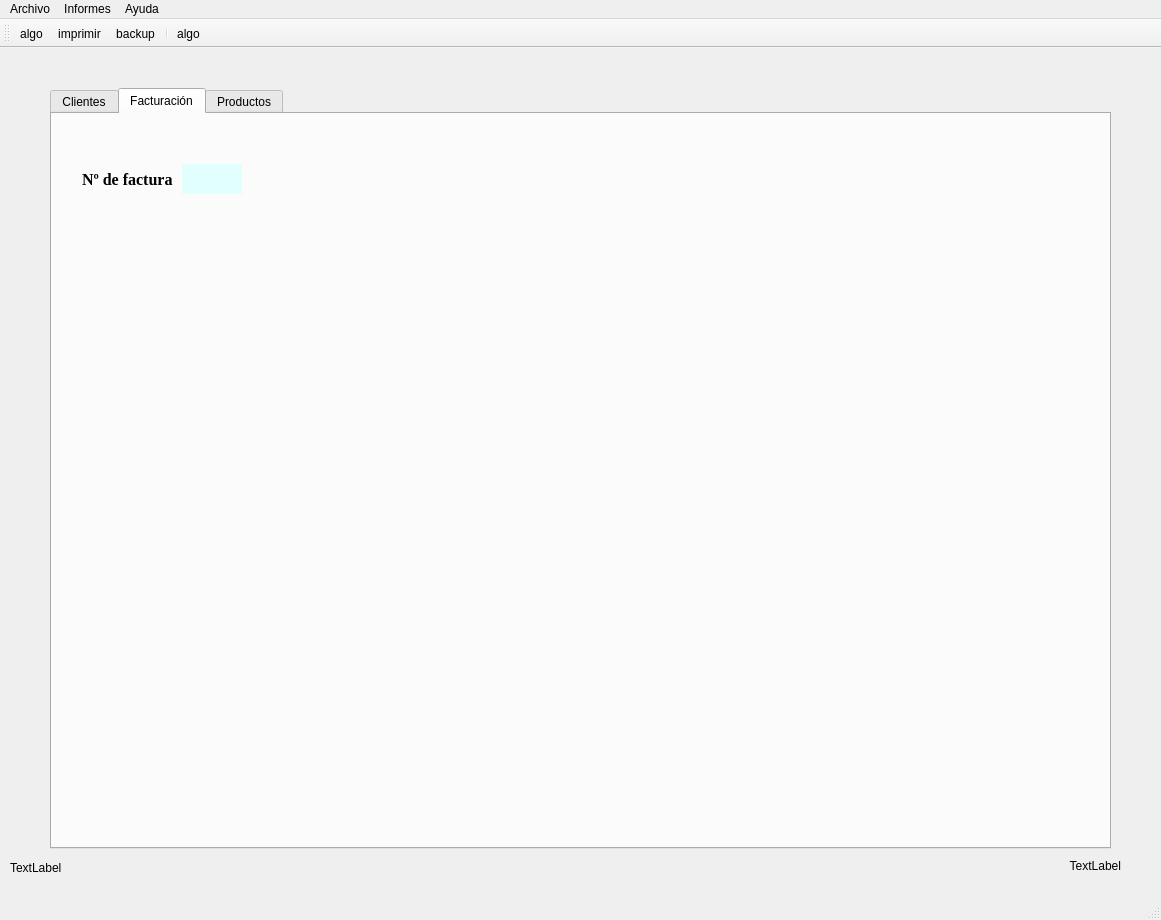
Above: Ventana.ui from roxep5/PrimerProyectoPython before the change. Below: the same form after it.
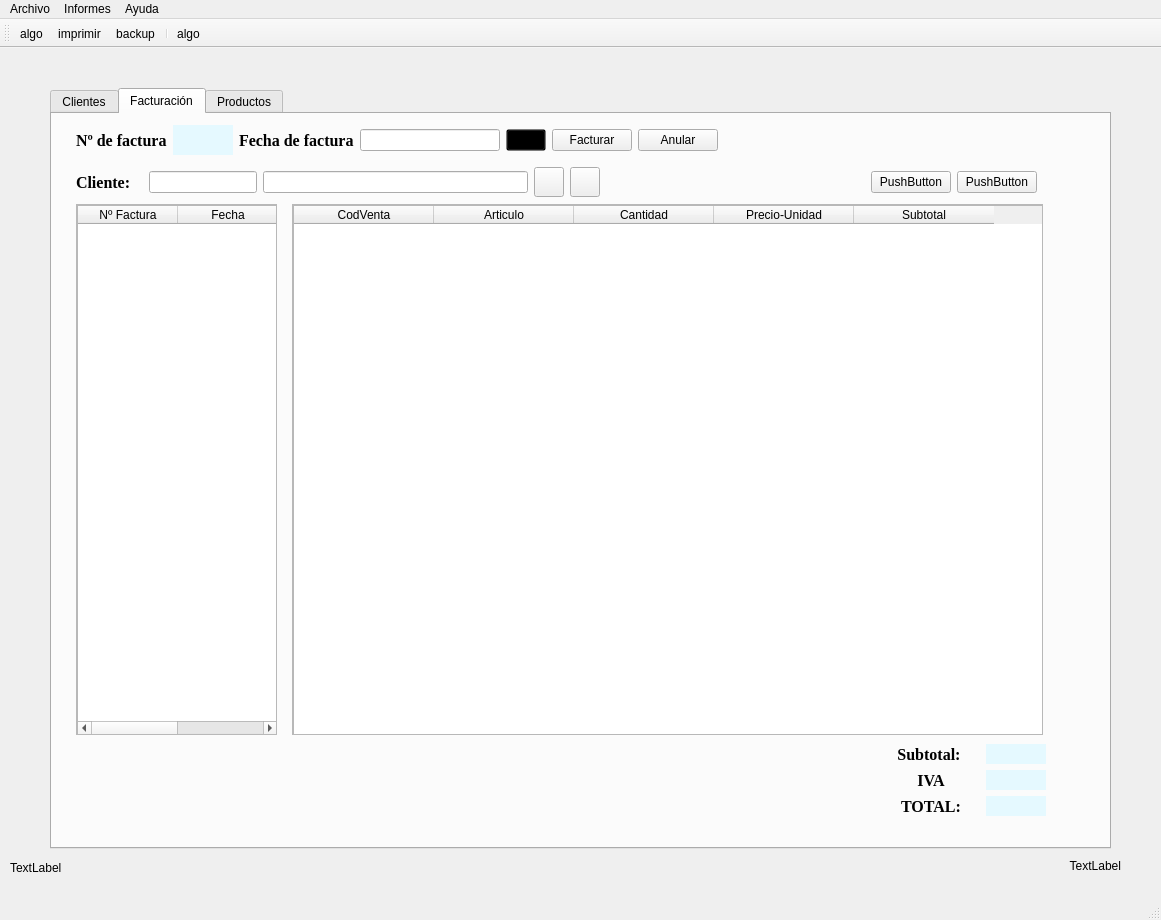
That is the form after the change. Icons and pictures are not drawn.

Commit message: pdf y qt factura

```diff
--- a/Ventana.ui
+++ b/Ventana.ui
@@ -812,57 +812,564 @@
      <attribute name="title">
       <string>Facturación</string>
      </attribute>
-     <widget class="QLabel" name="lblCodcli_2">
+     <widget class="QScrollArea" name="scrollArea_3">
       <property name="geometry">
        <rect>
-        <x>130</x>
-        <y>50</y>
-        <width>60</width>
-        <height>30</height>
+        <x>24</x>
+        <y>90</y>
+        <width>201</width>
+        <height>531</height>
        </rect>
       </property>
-      <property name="minimumSize">
-       <size>
-        <width>60</width>
-        <height>20</height>
-       </size>
-      </property>
       <property name="maximumSize">
        <size>
-        <width>16777215</width>
-        <height>30</height>
+        <width>210</width>
+        <height>16777215</height>
        </size>
       </property>
-      <property name="layoutDirection">
-       <enum>Qt::RightToLeft</enum>
+      <property name="widgetResizable">
+       <bool>true</bool>
       </property>
-      <property name="styleSheet">
-       <string notr="true">background-color: rgb(225, 255, 253)</string>
+      <widget class="QWidget" name="scrollAreaWidgetContents_3">
+       <property name="geometry">
+        <rect>
+         <x>0</x>
+         <y>0</y>
+         <width>199</width>
+         <height>529</height>
+        </rect>
+       </property>
+       <widget class="QTableWidget" name="tableWidget">
+        <property name="geometry">
+         <rect>
+          <x>0</x>
+          <y>0</y>
+          <width>201</width>
+          <height>531</height>
+         </rect>
+        </property>
+        <column>
+         <property name="text">
+          <string>Nº Factura</string>
+         </property>
+        </column>
+        <column>
+         <property name="text">
+          <string>Fecha</string>
+         </property>
+        </column>
+       </widget>
+      </widget>
+     </widget>
+     <widget class="QScrollArea" name="scrollArea_4">
+      <property name="geometry">
+       <rect>
+        <x>240</x>
+        <y>90</y>
+        <width>751</width>
+        <height>531</height>
+       </rect>
       </property>
-      <property name="text">
-       <string/>
+      <property name="widgetResizable">
+       <bool>true</bool>
       </property>
+      <widget class="QWidget" name="scrollAreaWidgetContents_4">
+       <property name="geometry">
+        <rect>
+         <x>0</x>
+         <y>0</y>
+         <width>749</width>
+         <height>529</height>
+        </rect>
+       </property>
+       <widget class="QTableWidget" name="tableWidget_2">
+        <property name="geometry">
+         <rect>
+          <x>0</x>
+          <y>0</y>
+          <width>751</width>
+          <height>531</height>
+         </rect>
+        </property>
+        <attribute name="horizontalHeaderDefaultSectionSize">
+         <number>140</number>
+        </attribute>
+        <column>
+         <property name="text">
+          <string>CodVenta</string>
+         </property>
+        </column>
+        <column>
+         <property name="text">
+          <string>Articulo</string>
+         </property>
+        </column>
+        <column>
+         <property name="text">
+          <string>Cantidad</string>
+         </property>
+        </column>
+        <column>
+         <property name="text">
+          <string>Precio-Unidad</string>
+         </property>
+        </column>
+        <column>
+         <property name="text">
+          <string>Subtotal</string>
+         </property>
+        </column>
+       </widget>
+      </widget>
      </widget>
-     <widget class="QLabel" name="label_2">
+     <widget class="QWidget" name="layoutWidget_2">
       <property name="geometry">
        <rect>
-        <x>30</x>
-        <y>50</y>
-        <width>91</width>
-        <height>31</height>
+        <x>830</x>
+        <y>630</y>
+        <width>164</width>
+        <height>86</height>
        </rect>
       </property>
-      <property name="font">
-       <font>
-        <family>Times New Roman</family>
-        <pointsize>12</pointsize>
-        <weight>75</weight>
-        <bold>true</bold>
-       </font>
+      <layout class="QFormLayout" name="formLayout">
+       <item row="1" column="0" colspan="2">
+        <layout class="QHBoxLayout" name="horizontalLayout_14">
+         <item>
+          <widget class="QLabel" name="label_7">
+           <property name="maximumSize">
+            <size>
+             <width>160</width>
+             <height>16777215</height>
+            </size>
+           </property>
+           <property name="font">
+            <font>
+             <family>Times New Roman</family>
+             <pointsize>12</pointsize>
+             <weight>75</weight>
+             <bold>true</bold>
+            </font>
+           </property>
+           <property name="text">
+            <string>Subtotal: </string>
+           </property>
+           <property name="alignment">
+            <set>Qt::AlignCenter</set>
+           </property>
+          </widget>
+         </item>
+         <item>
+          <widget class="QLineEdit" name="editCod_4">
+           <property name="minimumSize">
+            <size>
+             <width>60</width>
+             <height>20</height>
+            </size>
+           </property>
+           <property name="maximumSize">
+            <size>
+             <width>60</width>
+             <height>20</height>
+            </size>
+           </property>
+           <property name="styleSheet">
+            <string notr="true">background-color: rgb(229, 249, 255)</string>
+           </property>
+           <property name="inputMask">
+            <string notr="true"/>
+           </property>
+           <property name="frame">
+            <bool>false</bool>
+           </property>
+           <property name="echoMode">
+            <enum>QLineEdit::Normal</enum>
+           </property>
+           <property name="readOnly">
+            <bool>true</bool>
+           </property>
+           <property name="placeholderText">
+            <string notr="true"/>
+           </property>
+          </widget>
+         </item>
+        </layout>
+       </item>
+       <item row="3" column="0" colspan="2">
+        <layout class="QHBoxLayout" name="horizontalLayout_16">
+         <item>
+          <widget class="QLabel" name="label_9">
+           <property name="maximumSize">
+            <size>
+             <width>160</width>
+             <height>16777215</height>
+            </size>
+           </property>
+           <property name="font">
+            <font>
+             <family>Times New Roman</family>
+             <pointsize>12</pointsize>
+             <weight>75</weight>
+             <bold>true</bold>
+            </font>
+           </property>
+           <property name="text">
+            <string>TOTAL:</string>
+           </property>
+           <property name="alignment">
+            <set>Qt::AlignCenter</set>
+           </property>
+          </widget>
+         </item>
+         <item>
+          <widget class="QLineEdit" name="editCod_6">
+           <property name="minimumSize">
+            <size>
+             <width>60</width>
+             <height>20</height>
+            </size>
+           </property>
+           <property name="maximumSize">
+            <size>
+             <width>60</width>
+             <height>20</height>
+            </size>
+           </property>
+           <property name="styleSheet">
+            <string notr="true">background-color: rgb(229, 249, 255)</string>
+           </property>
+           <property name="inputMask">
+            <string notr="true"/>
+           </property>
+           <property name="frame">
+            <bool>false</bool>
+           </property>
+           <property name="echoMode">
+            <enum>QLineEdit::Normal</enum>
+           </property>
+           <property name="readOnly">
+            <bool>true</bool>
+           </property>
+           <property name="placeholderText">
+            <string notr="true"/>
+           </property>
+          </widget>
+         </item>
+        </layout>
+       </item>
+       <item row="2" column="0" colspan="2">
+        <layout class="QHBoxLayout" name="horizontalLayout_13">
+         <item>
+          <widget class="QLabel" name="label_6">
+           <property name="maximumSize">
+            <size>
+             <width>160</width>
+             <height>16777215</height>
+            </size>
+           </property>
+           <property name="font">
+            <font>
+             <family>Times New Roman</family>
+             <pointsize>12</pointsize>
+             <weight>75</weight>
+             <bold>true</bold>
+            </font>
+           </property>
+           <property name="text">
+            <string>IVA</string>
+           </property>
+           <property name="alignment">
+            <set>Qt::AlignCenter</set>
+           </property>
+          </widget>
+         </item>
+         <item>
+          <widget class="QLineEdit" name="editCod_3">
+           <property name="minimumSize">
+            <size>
+             <width>60</width>
+             <height>20</height>
+            </size>
+           </property>
+           <property name="maximumSize">
+            <size>
+             <width>60</width>
+             <height>20</height>
+            </size>
+           </property>
+           <property name="styleSheet">
+            <string notr="true">background-color: rgb(229, 249, 255)</string>
+           </property>
+           <property name="inputMask">
+            <string notr="true"/>
+           </property>
+           <property name="frame">
+            <bool>false</bool>
+           </property>
+           <property name="echoMode">
+            <enum>QLineEdit::Normal</enum>
+           </property>
+           <property name="readOnly">
+            <bool>true</bool>
+           </property>
+           <property name="placeholderText">
+            <string notr="true"/>
+           </property>
+          </widget>
+         </item>
+        </layout>
+       </item>
+      </layout>
+     </widget>
+     <widget class="QWidget" name="">
+      <property name="geometry">
+       <rect>
+        <x>24</x>
+        <y>6</y>
+        <width>642</width>
+        <height>40</height>
+       </rect>
       </property>
-      <property name="text">
-       <string>Nº de factura</string>
+      <layout class="QHBoxLayout" name="horizontalLayout_10">
+       <item>
+        <widget class="QLabel" name="label_2">
+         <property name="font">
+          <font>
+           <family>Times New Roman</family>
+           <pointsize>12</pointsize>
+           <weight>75</weight>
+           <bold>true</bold>
+          </font>
+         </property>
+         <property name="text">
+          <string>Nº de factura</string>
+         </property>
+        </widget>
+       </item>
+       <item>
+        <widget class="QLabel" name="lblCodcli_2">
+         <property name="minimumSize">
+          <size>
+           <width>60</width>
+           <height>20</height>
+          </size>
+         </property>
+         <property name="maximumSize">
+          <size>
+           <width>16777215</width>
+           <height>30</height>
+          </size>
+         </property>
+         <property name="layoutDirection">
+          <enum>Qt::RightToLeft</enum>
+         </property>
+         <property name="styleSheet">
+          <string notr="true">background-color: rgb(229, 249, 255)</string>
+         </property>
+         <property name="text">
+          <string/>
+         </property>
+         <property name="alignment">
+          <set>Qt::AlignCenter</set>
+         </property>
+        </widget>
+       </item>
+       <item>
+        <widget class="QLabel" name="label_4">
+         <property name="font">
+          <font>
+           <family>Times New Roman</family>
+           <pointsize>12</pointsize>
+           <weight>75</weight>
+           <bold>true</bold>
+          </font>
+         </property>
+         <property name="text">
+          <string>Fecha de factura</string>
+         </property>
+        </widget>
+       </item>
+       <item>
+        <widget class="QLineEdit" name="lineEdit">
+         <property name="alignment">
+          <set>Qt::AlignCenter</set>
+         </property>
+        </widget>
+       </item>
+       <item>
+        <widget class="QPushButton" name="btnCalendar_2">
+         <property name="autoFillBackground">
+          <bool>false</bool>
+         </property>
+         <property name="styleSheet">
+          <string notr="true">background-color: rgba(0,0,0,0)</string>
+         </property>
+         <property name="text">
+          <string/>
+         </property>
+         <property name="icon">
+          <iconset resource="img/calendar.qrc">
+           <normaloff>:/newPrefix/calendario.png</normaloff>:/newPrefix/calendario.png</iconset>
+         </property>
+         <property name="iconSize">
+          <size>
+           <width>50</width>
+           <height>30</height>
+          </size>
+         </property>
+        </widget>
+       </item>
+       <item>
+        <widget class="QPushButton" name="btnFacturar">
+         <property name="text">
+          <string>Facturar</string>
+         </property>
+        </widget>
+       </item>
+       <item>
+        <widget class="QPushButton" name="btnAnular">
+         <property name="text">
+          <string>Anular</string>
+         </property>
+        </widget>
+       </item>
+      </layout>
+     </widget>
+     <widget class="QWidget" name="">
+      <property name="geometry">
+       <rect>
+        <x>24</x>
+        <y>52</y>
+        <width>961</width>
+        <height>32</height>
+       </rect>
       </property>
+      <layout class="QHBoxLayout" name="horizontalLayout_11">
+       <item>
+        <widget class="QLabel" name="label_3">
+         <property name="sizePolicy">
+          <sizepolicy hsizetype="Fixed" vsizetype="Preferred">
+           <horstretch>0</horstretch>
+           <verstretch>0</verstretch>
+          </sizepolicy>
+         </property>
+         <property name="minimumSize">
+          <size>
+           <width>50</width>
+           <height>0</height>
+          </size>
+         </property>
+         <property name="maximumSize">
+          <size>
+           <width>100</width>
+           <height>16777215</height>
+          </size>
+         </property>
+         <property name="font">
+          <font>
+           <family>Times New Roman</family>
+           <pointsize>12</pointsize>
+           <weight>75</weight>
+           <bold>true</bold>
+          </font>
+         </property>
+         <property name="text">
+          <string>Cliente:   </string>
+         </property>
+        </widget>
+       </item>
+       <item>
+        <widget class="QLineEdit" name="lineEdit_2">
+         <property name="sizePolicy">
+          <sizepolicy hsizetype="Fixed" vsizetype="Fixed">
+           <horstretch>0</horstretch>
+           <verstretch>0</verstretch>
+          </sizepolicy>
+         </property>
+         <property name="maximumSize">
+          <size>
+           <width>150</width>
+           <height>16777215</height>
+          </size>
+         </property>
+        </widget>
+       </item>
+       <item>
+        <widget class="QLineEdit" name="lineEdit_3"/>
+       </item>
+       <item>
+        <widget class="QPushButton" name="btnBuscar_2">
+         <property name="maximumSize">
+          <size>
+           <width>30</width>
+           <height>30</height>
+          </size>
+         </property>
+         <property name="text">
+          <string/>
+         </property>
+         <property name="icon">
+          <iconset resource="img/buscar.qrc">
+           <normaloff>:/newPrefix/lupa.png</normaloff>:/newPrefix/lupa.png</iconset>
+         </property>
+         <property name="iconSize">
+          <size>
+           <width>25</width>
+           <height>25</height>
+          </size>
+         </property>
+        </widget>
+       </item>
+       <item>
+        <widget class="QPushButton" name="btnLimpiar2_2">
+         <property name="maximumSize">
+          <size>
+           <width>30</width>
+           <height>30</height>
+          </size>
+         </property>
+         <property name="text">
+          <string/>
+         </property>
+         <property name="icon">
+          <iconset resource="img/recargar.qrc">
+           <normaloff>:/newPrefix/guardar.png</normaloff>:/newPrefix/guardar.png</iconset>
+         </property>
+         <property name="iconSize">
+          <size>
+           <width>25</width>
+           <height>25</height>
+          </size>
+         </property>
+        </widget>
+       </item>
+       <item>
+        <spacer name="horizontalSpacer_6">
+         <property name="orientation">
+          <enum>Qt::Horizontal</enum>
+         </property>
+         <property name="sizeHint" stdset="0">
+          <size>
+           <width>40</width>
+           <height>20</height>
+          </size>
+         </property>
+        </spacer>
+       </item>
+       <item>
+        <widget class="QPushButton" name="pushButton">
+         <property name="text">
+          <string>PushButton</string>
+         </property>
+        </widget>
+       </item>
+       <item>
+        <widget class="QPushButton" name="pushButton_2">
+         <property name="text">
+          <string>PushButton</string>
+         </property>
+        </widget>
+       </item>
+      </layout>
      </widget>
     </widget>
     <widget class="QWidget" name="tab_2">
```
Left out of the diff: 38 changed lines with no effect on the pictures. The commit also changes 7 other files.
